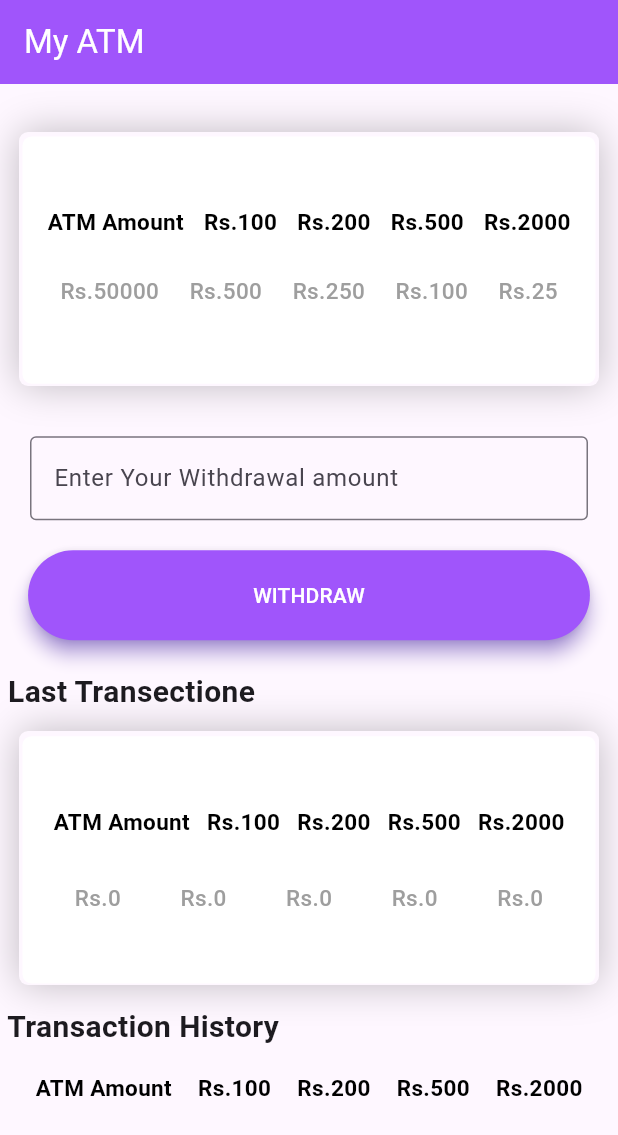
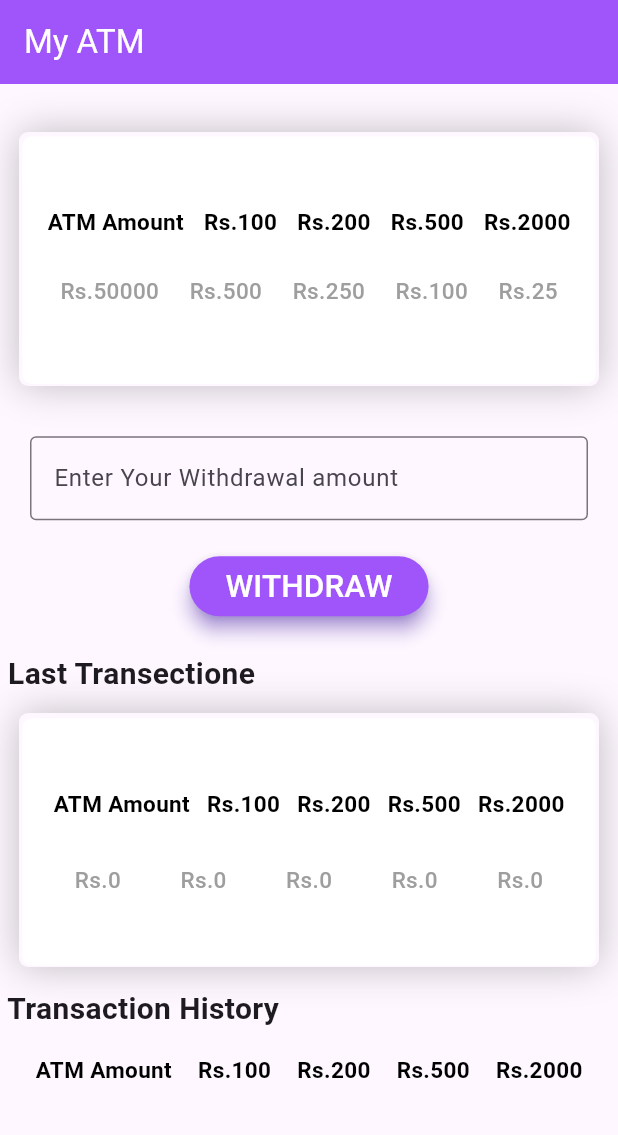
Before and after one commit to princepansuriya53/Atm_app, a Flutter app: the screen it shows after launch, on a phone screen of 412 x 824 dp. Shown: the top 1135 px of the screen. Run offline on Flutter 3.47's test engine with Material 3 defaults, Android fonts, the phone set to English and light mode, and no system bars; our stand-ins replace get_storage.

Commit message:
intial commit

```diff
--- a/lib/homepage.dart
+++ b/lib/homepage.dart
@@ -167,8 +167,6 @@ class _homescreenState extends State<homescreen> {
                     elevation: 5,
                     shadowColor: Colors.deepPurpleAccent,
                     backgroundColor: const Color.fromARGB(255, 160, 85, 251),
-                    padding: const EdgeInsets.symmetric(
-                        horizontal: 150, vertical: 20),
                     shape: RoundedRectangleBorder(
                         borderRadius: BorderRadius.circular(80))),
                 onPressed: () {
@@ -197,7 +195,7 @@ class _homescreenState extends State<homescreen> {
                 child: const Text(
                   'WITHDRAW',
                   style: TextStyle(color: Colors.white),
-                  textScaler: TextScaler.linear(1),
+                  textScaler: TextScaler.linear(1.5),
                 ),
               ),
             ),
```
